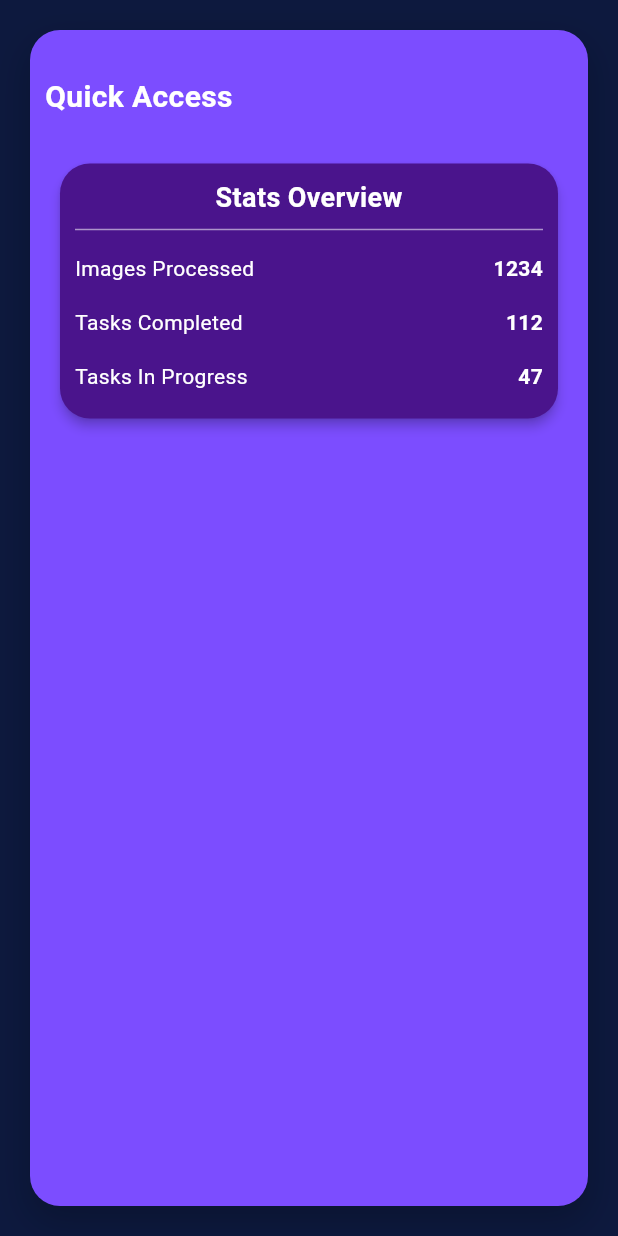
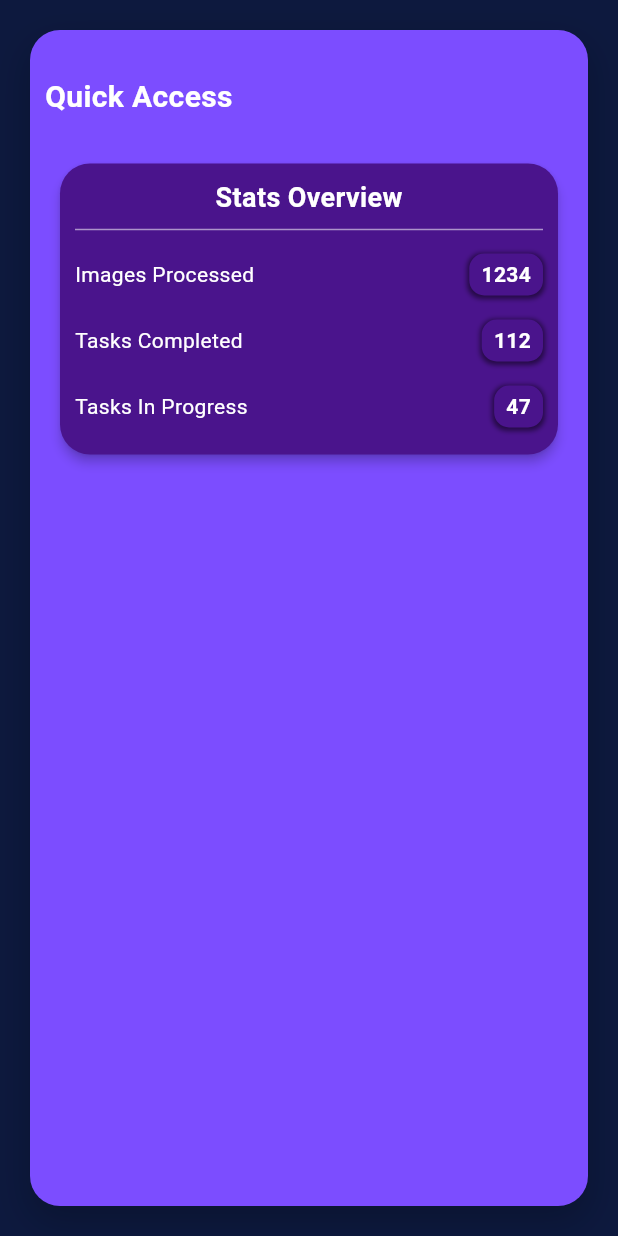
Before and after one commit to MariaBiserica/License-UI, a Flutter app: the LeftPanelHome widget shown alone on an empty page, opened directly, on a phone screen of 412 x 824 dp. Run offline on Flutter 3.47's test engine with Material 3 defaults, Android fonts, the phone set to English and light mode, and no system bars; our stand-ins replace carousel_slider, cloud_firestore, file_picker, firebase_auth, firebase_core, firebase_storage and 2 more; accounts and stored records are empty; network calls fail.

Commit message:
Edited home left panel.

```diff
--- a/license_peaksight/lib/menu_widgets/home/panel_left_home.dart
+++ b/license_peaksight/lib/menu_widgets/home/panel_left_home.dart
@@ -74,10 +74,33 @@ class LeftPanelHome extends StatelessWidget {
       child: Row(
         mainAxisAlignment: MainAxisAlignment.spaceBetween,
         children: <Widget>[
-          Text(title, style: TextStyle(color: Colors.white)),
-          Text(value, style: TextStyle(color: Colors.white, fontWeight: FontWeight.bold)),
+          Expanded(  // Makes the title flexible, wrapping text if needed
+            child: Text(
+              title,
+              style: TextStyle(color: Colors.white),
+              overflow: TextOverflow.fade,  // Prevents text from overflowing
+            ),
+          ),
+          SizedBox(width: 10), // Adds space between title and value
+          Container(
+            padding: EdgeInsets.symmetric(horizontal: 8.0, vertical: 4.0),
+            decoration: BoxDecoration(
+              color: Constants.purpleDark, // Slightly darker background for the value
+              borderRadius: BorderRadius.circular(10), // Rounded corners
+              boxShadow: [
+                BoxShadow(
+                  color: Colors.black.withOpacity(0.5), // Shadow with some opacity
+                  spreadRadius: 1,
+                  blurRadius: 2,
+                  offset: Offset(0, 1), // Position of shadow
+                ),
+              ],
+            ),
+            child: Text(value, style: TextStyle(color: Colors.white, fontWeight: FontWeight.bold,),),
+          ),
         ],
       ),
     );
   }
+
 }
```
